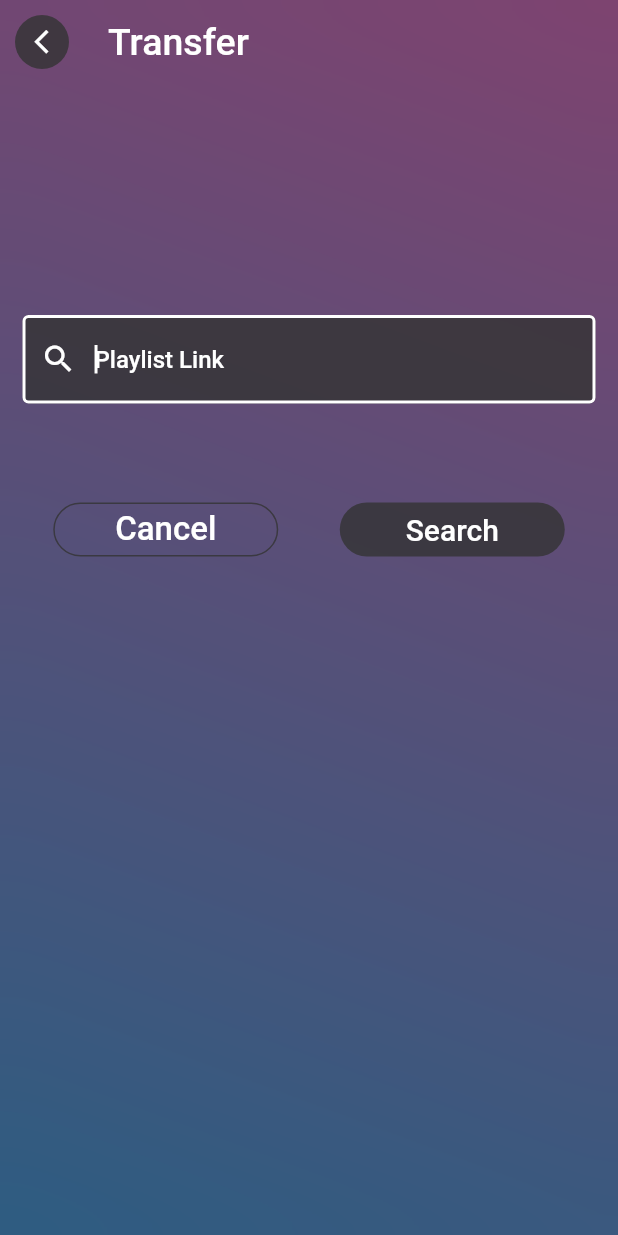
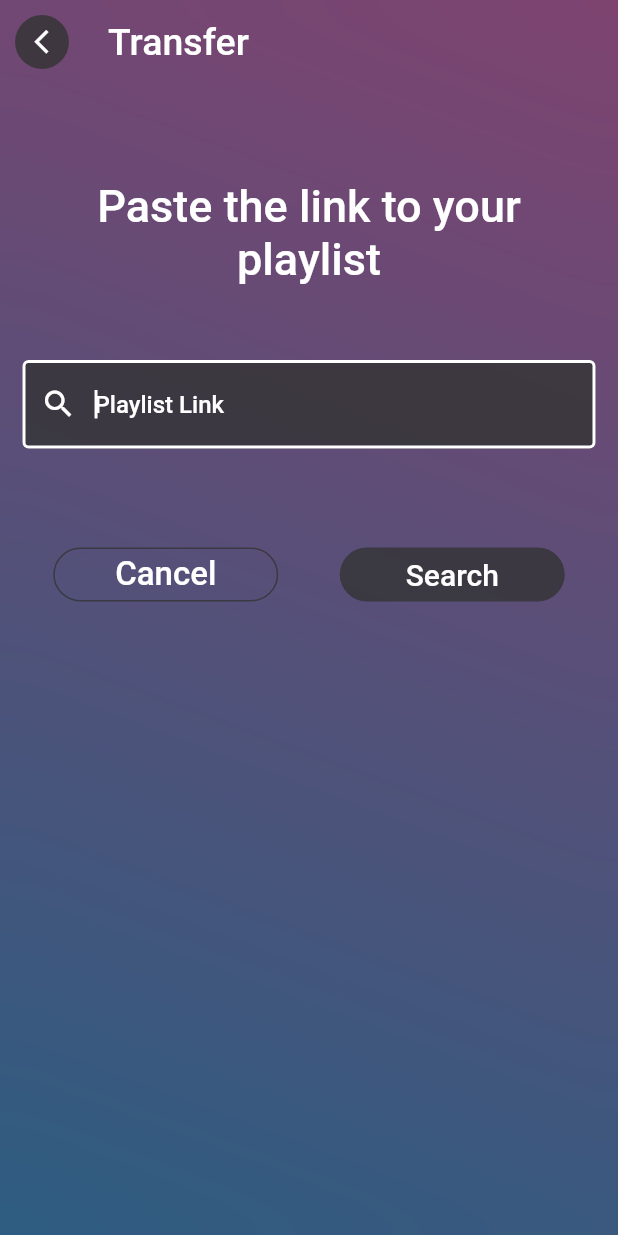
Before and after one commit to alexheiner/playlister, a Flutter app: the Transfer screen opened by its route, on a phone screen of 412 x 824 dp. Run offline on Flutter 3.47's test engine with Material 2 defaults, Android fonts, the phone set to English and light mode, and no system bars; our stand-ins replace equatable, flutter_dotenv, font_awesome_flutter, logger; missing offline and left inert: spotify_sdk.

Commit message:
getting client credentials token to get playlist

```diff
--- a/lib/config/themes/colors.dart
+++ b/lib/config/themes/colors.dart
@@ -4,4 +4,6 @@ Color OpaqueGray = const Color(0x333333).withOpacity(0.8);
 
 Color OpaqueOverlay = const Color(0x121212).withOpacity(0.70);
 
-const DarkBody = const Color(0x202020);
+const DarkBody = const Color(0x191414);
+
+const TextColor = const Color(0xEEEEEE);
--- a/lib/screens/transfer/spotify/constants.dart
+++ b/lib/screens/transfer/spotify/constants.dart
@@ -1,6 +1,6 @@
 const FOOD_DATA = [
   {
     "name":"Song name",
-    "duration":"3:00",
+    "duration":"Artist",
   }
 ];
--- a/lib/screens/transfer/transfer_main.dart
+++ b/lib/screens/transfer/transfer_main.dart
@@ -6,6 +6,7 @@ import '../../widgets/text_input.dart';
 import '../../widgets/buttons/outline_button.dart';
 import '../../widgets/blur_gradient.dart';
 import '../../config/routes/routes_config.dart';
+import '../../services/spotify_api.dart';
 class Transfer extends StatefulWidget {
 //https://open.spotify.com/playlist/37i9dQZF1DX6taq20FeuKj?si=5f1dae22d9a947b4
   Transfer({Key? key}) : super(key: key);
@@ -36,9 +37,23 @@ class _TransferState extends State<Transfer> {
         ),
         body: Center(
           child: Padding(
-            padding: EdgeInsets.fromLTRB(15.0, 150, 15.0, 0),
+            padding: EdgeInsets.fromLTRB(15.0, 60, 15.0, 0),
             child: Column(
               children: [
+                Padding(
+                  padding: EdgeInsets.only(bottom: 50),
+                  child: Center(
+                    child: Text(
+                      'Paste the link to your playlist',
+                      textAlign: TextAlign.center,
+                      style: TextStyle(
+                        color: Colors.white,
+                        fontSize: 30
+                      )
+                    ),
+                  ),
+                ),
+
                 TextInput(
                   controller: myController,
                   placeholder: 'Playlist Link',
@@ -60,8 +75,9 @@ class _TransferState extends State<Transfer> {
                         backgroundColor: Colors.transparent.withOpacity(0),
                       ),
                       FilledElevatedButton(
-                        callback: () {
-                          Navigator.pushNamed(context, SpotifyPlaylistViewRoute);
+                        callback: () async {
+                          await SpotifyApi.getClientCredentialsToken();
+                          // Navigator.pushNamed(context, SpotifyPlaylistViewRoute);
                           // showDialog(
                           //   context: context,
                           //   builder: (context) {
```
Also changed, not shown: lib/screens/transfer/spotify/spotify_playlist_view.dart (+15 -31 lines), lib/services/spotify_api.dart (+24 -2 lines).
